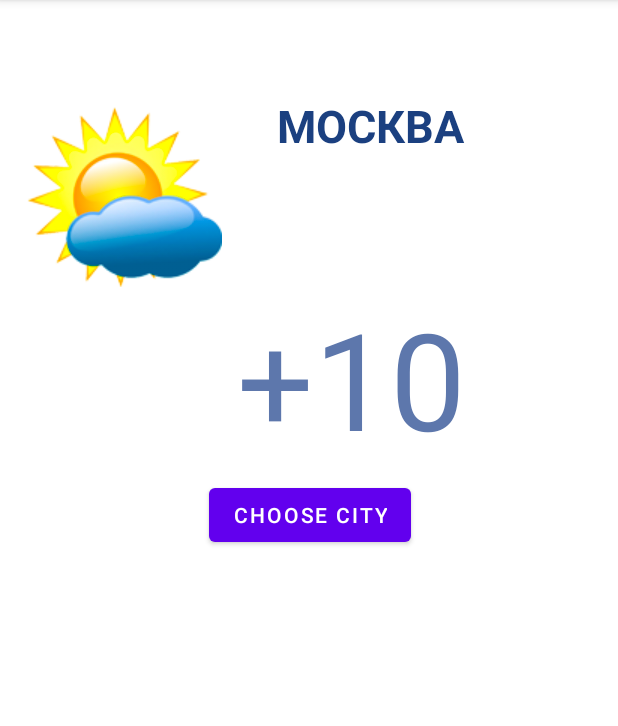
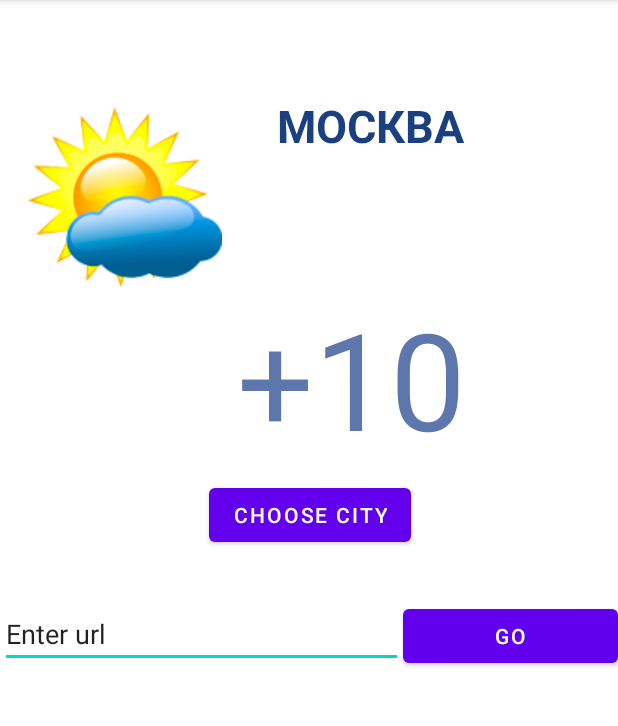
Before and after one commit to sangasgar/My_wheather, an Android app: the screen it shows after launch (MainActivity), on a phone screen of 412 x 824 dp, the part 84-810 px from its top. Run offline under Robolectric (Android 15) with nearby library versions, the phone set to English and light mode, and no system bars.

Commit message:
Урок 4

```diff
--- a/app/src/main/java/ru/atpv/mywheather/MainActivity.java
+++ b/app/src/main/java/ru/atpv/mywheather/MainActivity.java
@@ -4,10 +4,13 @@ import androidx.annotation.NonNull;
 import androidx.appcompat.app.AppCompatActivity;
 
 import android.content.Intent;
+import android.net.Uri;
 import android.os.Bundle;
 import android.os.PersistableBundle;
 import android.util.Log;
 import android.view.View;
+import android.widget.Button;
+import android.widget.EditText;
 import android.widget.TextView;
 import android.widget.Toast;
 
@@ -61,6 +64,17 @@ public class MainActivity extends AppCompatActivity {
             viewText.setText(cityWord[0]);
             e.printStackTrace();
         }
+        Button go = (Button) findViewById(R.id.GO);
+        go.setOnClickListener(new View.OnClickListener() {
+            @Override
+            public void onClick(View view) {
+                EditText text = (EditText) findViewById(R.id.urlInput);
+                String urlText =  text.getText().toString();
+                Uri url = Uri.parse(urlText);
+                Intent intent = new Intent(Intent.ACTION_VIEW, url);
+                startActivity(intent);
+            }
+        });
     }
 
 
--- a/app/src/main/res/layout/activity_main.xml
+++ b/app/src/main/res/layout/activity_main.xml
@@ -69,4 +69,31 @@
         app:layout_constraintStart_toStartOf="parent"
         app:layout_constraintTop_toBottomOf="@+id/temprathure"
         app:layout_constraintVertical_bias="0.0" />
+
+    <LinearLayout
+        android:layout_width="match_parent"
+        android:layout_height="match_parent"
+        android:layout_marginTop="400dp"
+        android:orientation="horizontal"
+        app:layout_constraintBottom_toBottomOf="parent"
+        app:layout_constraintEnd_toEndOf="parent"
+        app:layout_constraintStart_toStartOf="parent"
+        app:layout_constraintTop_toTopOf="parent">
+
+        <EditText
+            android:id="@+id/urlInput"
+            android:layout_width="wrap_content"
+            android:layout_height="wrap_content"
+            android:layout_weight="1"
+            android:ems="10"
+            android:inputType="textPersonName"
+            android:text="@string/enter_url" />
+
+        <Button
+            android:id="@+id/GO"
+            android:layout_width="wrap_content"
+            android:layout_height="wrap_content"
+            android:layout_weight="1"
+            android:text="@string/go" />
+    </LinearLayout>
 </androidx.constraintlayout.widget.ConstraintLayout>
--- a/app/src/main/res/values/strings.xml
+++ b/app/src/main/res/values/strings.xml
@@ -6,4 +6,6 @@
     <string name="button">Choose city</string>
     <string name="choosecity">Choose City</string>
     <string name="enter">Enter</string>
+    <string name="enter_url">Enter url</string>
+    <string name="go">GO</string>
 </resources>
```
Also changed, not shown: 1 other file.
